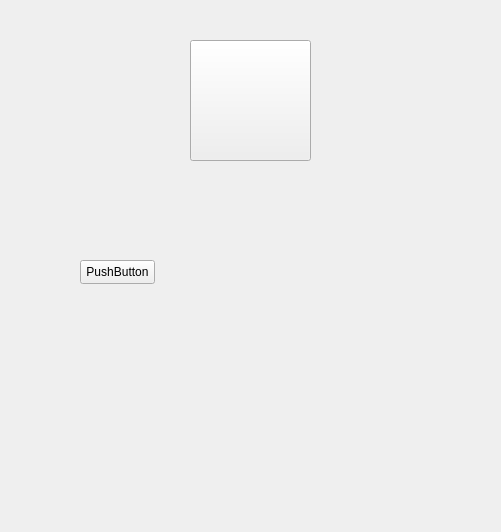
Old version of the form ui/ui.ui in the repository Wester35/KP.
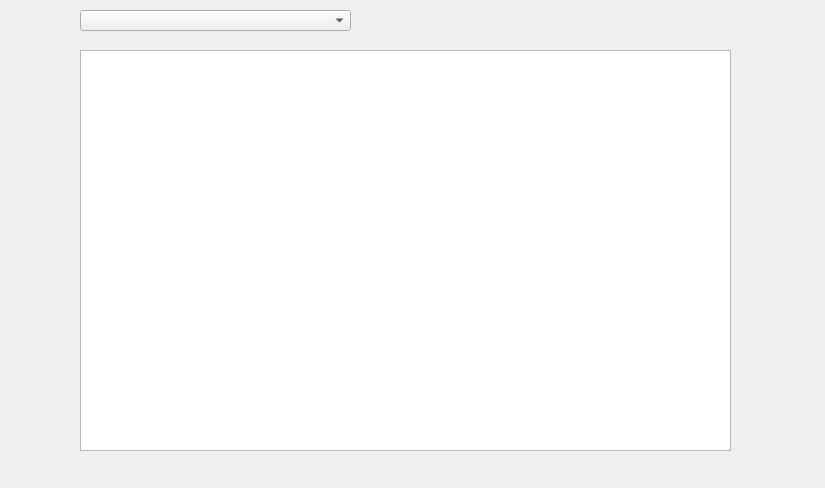
New version of the form. Icons and pictures are not drawn.

Commit message: create erd and create scelet for main window

```diff
--- a/ui/ui.ui
+++ b/ui/ui.ui
@@ -1,98 +1,37 @@
 <?xml version="1.0" encoding="UTF-8"?>
 <ui version="4.0">
  <class>MainWindow</class>
- <widget class="QMainWindow" name="MainWindow">
+ <widget class="QWidget" name="MainWindow">
   <property name="geometry">
    <rect>
     <x>0</x>
     <y>0</y>
-    <width>501</width>
-    <height>532</height>
+    <width>825</width>
+    <height>488</height>
    </rect>
   </property>
-  <property name="minimumSize">
-   <size>
-    <width>501</width>
-    <height>532</height>
-   </size>
-  </property>
-  <property name="maximumSize">
-   <size>
-    <width>501</width>
-    <height>532</height>
-   </size>
-  </property>
   <property name="windowTitle">
    <string>Authorization</string>
   </property>
-  <property name="windowIcon">
-   <iconset>
-    <normaloff>../../../Downloads/free-icon-login-1674704.png</normaloff>../../../Downloads/free-icon-login-1674704.png</iconset>
-  </property>
-  <property name="styleSheet">
-   <string notr="true"/>
-  </property>
-  <widget class="QWidget" name="centralwidget">
-   <property name="minimumSize">
-    <size>
-     <width>501</width>
-     <height>532</height>
-    </size>
+  <widget class="QComboBox" name="comboBox">
+   <property name="geometry">
+    <rect>
+     <x>80</x>
+     <y>10</y>
+     <width>271</width>
+     <height>21</height>
+    </rect>
    </property>
-   <property name="maximumSize">
-    <size>
-     <width>501</width>
-     <height>532</height>
-    </size>
+  </widget>
+  <widget class="QTableView" name="tableView">
+   <property name="geometry">
+    <rect>
+     <x>80</x>
+     <y>50</y>
+     <width>651</width>
+     <height>401</height>
+    </rect>
    </property>
-   <widget class="QToolButton" name="toolButton">
-    <property name="geometry">
-     <rect>
-      <x>190</x>
-      <y>40</y>
-      <width>121</width>
-      <height>121</height>
-     </rect>
-    </property>
-    <property name="text">
-     <string/>
-    </property>
-    <property name="icon">
-     <iconset>
-      <normaloff>resources/free-icon-login-1674704.png</normaloff>resources/free-icon-login-1674704.png</iconset>
-    </property>
-    <property name="iconSize">
-     <size>
-      <width>78</width>
-      <height>78</height>
-     </size>
-    </property>
-   </widget>
-   <widget class="QStackedWidget" name="stackedWidget">
-    <property name="geometry">
-     <rect>
-      <x>370</x>
-      <y>430</y>
-      <width>121</width>
-      <height>31</height>
-     </rect>
-    </property>
-    <widget class="QWidget" name="page_3"/>
-    <widget class="QWidget" name="page_4"/>
-   </widget>
-   <widget class="QPushButton" name="pushButton">
-    <property name="geometry">
-     <rect>
-      <x>80</x>
-      <y>260</y>
-      <width>75</width>
-      <height>24</height>
-     </rect>
-    </property>
-    <property name="text">
-     <string>PushButton</string>
-    </property>
-   </widget>
   </widget>
  </widget>
  <resources/>
```
Left out of the diff: 2 changed lines with no effect on the pictures. The commit also changes 11 other files.
